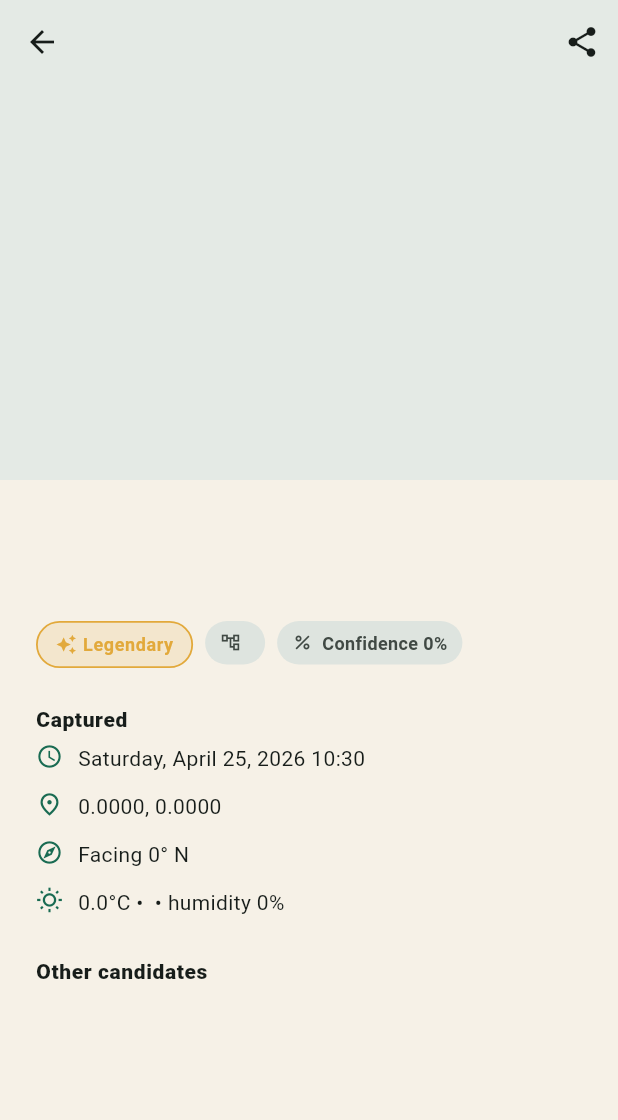
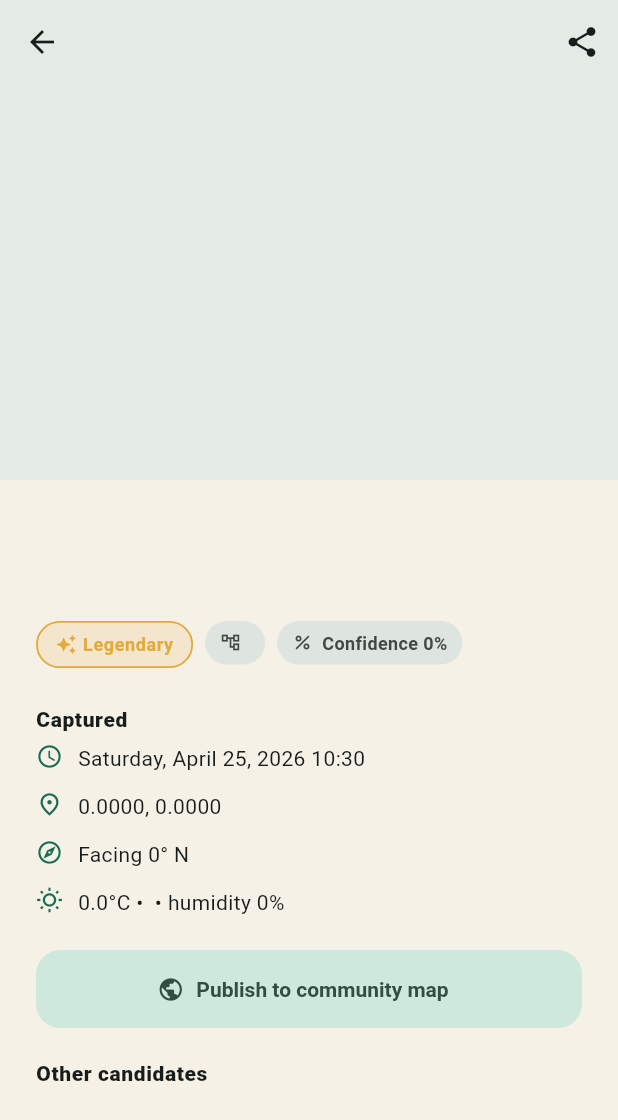
Before and after one commit to ChengJu1/UrbanFlora, a Flutter app: the ObservationDetailScreen screen opened directly with empty values, on a phone screen of 412 x 824 dp. Shown: the top 1120 px of the screen. Run offline on Flutter 3.47's test engine with Material 3 defaults, Android fonts, the phone set to English and light mode, and no system bars; our stand-ins replace cached_network_image, camera, cloud_firestore, dio, firebase_auth, firebase_core and 14 more; accounts and stored records are empty; network calls fail.

Commit message:
do not block save when community publish fails

```diff
--- a/lib/features/observation/observation_detail_screen.dart
+++ b/lib/features/observation/observation_detail_screen.dart
@@ -4,12 +4,13 @@ import 'package:flutter_riverpod/flutter_riverpod.dart';
 import 'package:intl/intl.dart';
 
 import '../../core/models/observation.dart';
+import '../../core/services/auth_service.dart';
+import '../../core/services/firestore_service.dart';
 import '../../core/services/share_service.dart';
 import '../../shared/widgets/observation_image.dart';
 import '../../shared/widgets/rarity_badge.dart';
 
-/// Full detail page for one saved observation. Big hero photo, species info,
-/// time / place / weather metadata, notes, and a share button.
+/// Detail page for one saved find — photo, species, when/where, notes.
 class ObservationDetailScreen extends ConsumerStatefulWidget {
   const ObservationDetailScreen({required this.observation, super.key});
   final Observation observation;
@@ -22,6 +23,7 @@ class ObservationDetailScreen extends ConsumerStatefulWidget {
 class _ObservationDetailScreenState
     extends ConsumerState<ObservationDetailScreen> {
   bool _sharing = false;
+  bool _publishing = false;
 
   Future<void> _share() async {
     if (_sharing) return;
@@ -39,6 +41,39 @@ class _ObservationDetailScreenState
       );
     } finally {
       if (mounted) setState(() => _sharing = false);
+    }
+  }
+
+  Future<void> _publishToCommunity() async {
+    if (_publishing) return;
+    final user = ref.read(authServiceProvider)?.currentUser;
+    if (user == null) return;
+    setState(() => _publishing = true);
+    try {
+      final fs = ref.read(firestoreServiceProvider);
+      final profile = await fs.ensureProfile(user.uid);
+      await fs.publishSighting(
+        obs: widget.observation,
+        capturerNickname: profile.nickname,
+      );
+      if (!mounted) return;
+      ScaffoldMessenger.of(context).showSnackBar(
+        const SnackBar(
+          content: Text('Posted to the community map.'),
+          behavior: SnackBarBehavior.floating,
+        ),
+      );
+    } on Object catch (e) {
+      if (!mounted) return;
+      ScaffoldMessenger.of(context).showSnackBar(
+        SnackBar(
+          content: Text('Could not publish: $e'),
+          behavior: SnackBarBehavior.floating,
+          duration: const Duration(seconds: 6),
+        ),
+      );
+    } finally {
+      if (mounted) setState(() => _publishing = false);
     }
   }
 
@@ -70,7 +105,7 @@ class _ObservationDetailScreenState
           ),
         );
       case ShareOutcome.dismissed:
-        // user cancelled, no message
+        // user backed out, do nothing
         break;
       case ShareOutcome.unavailable:
         messenger.showSnackBar(
@@ -181,6 +216,49 @@ class _ObservationDetailScreenState
                       icon: Icons.wb_sunny_outlined,
                       label:
                           '${obs.weather!.tempC.toStringAsFixed(1)}°C • ${obs.weather!.description} • humidity ${obs.weather!.humidity}%',
+                    ),
+                  const SizedBox(height: 16),
+                  if (obs.hasLocation)
+                    SizedBox(
+                      width: double.infinity,
+                      child: FilledButton.tonalIcon(
+                        onPressed: _publishing ? null : _publishToCommunity,
+                        icon: _publishing
+                            ? const SizedBox(
+                                height: 16,
+                                width: 16,
+                                child: CircularProgressIndicator(strokeWidth: 2),
+                              )
+                            : const Icon(Icons.public),
+                        label: Text(_publishing
+                            ? 'Posting…'
+                            : 'Publish to community map'),
+                      ),
+                    )
+                  else
+                    Container(
+                      padding: const EdgeInsets.all(12),
+                      decoration: BoxDecoration(
+                        color: scheme.surfaceContainerHighest,
+                        borderRadius: BorderRadius.circular(12),
+                      ),
+                      child: Row(
+                        children: [
+                          Icon(Icons.public_off,
+                              size: 18, color: scheme.onSurfaceVariant),
+                          const SizedBox(width: 10),
+                          Expanded(
+                            child: Text(
+                              'No GPS attached, so this find can\'t go on the '
+                              'community map.',
+                              style: Theme.of(context)
+                                  .textTheme
+                                  .bodySmall
+                                  ?.copyWith(color: scheme.onSurfaceVariant),
+                            ),
+                          ),
+                        ],
+                      ),
                     ),
                   const SizedBox(height: 20),
                   const _SectionTitle(title: 'Other candidates'),
```
Also changed, not shown: lib/core/services/location_service.dart (+20 -9 lines), lib/features/identification/identification_screen.dart (+48 -17 lines).
